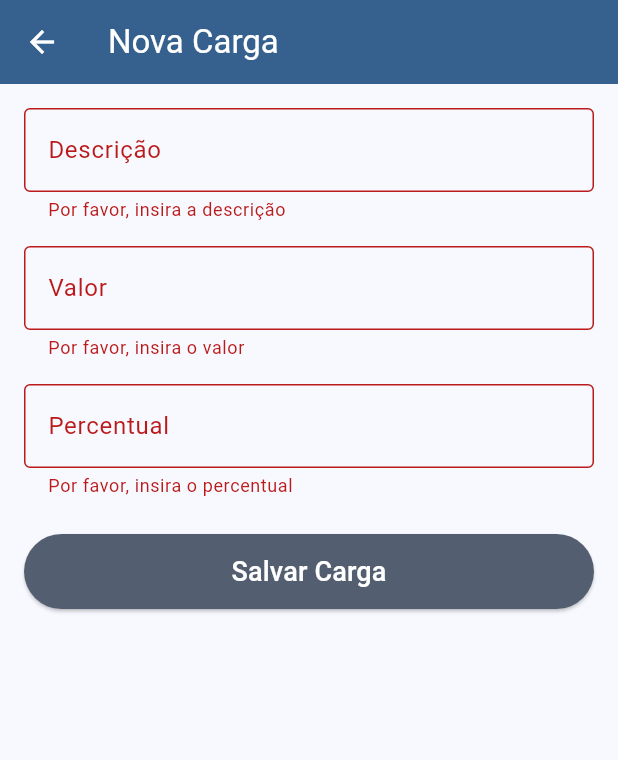
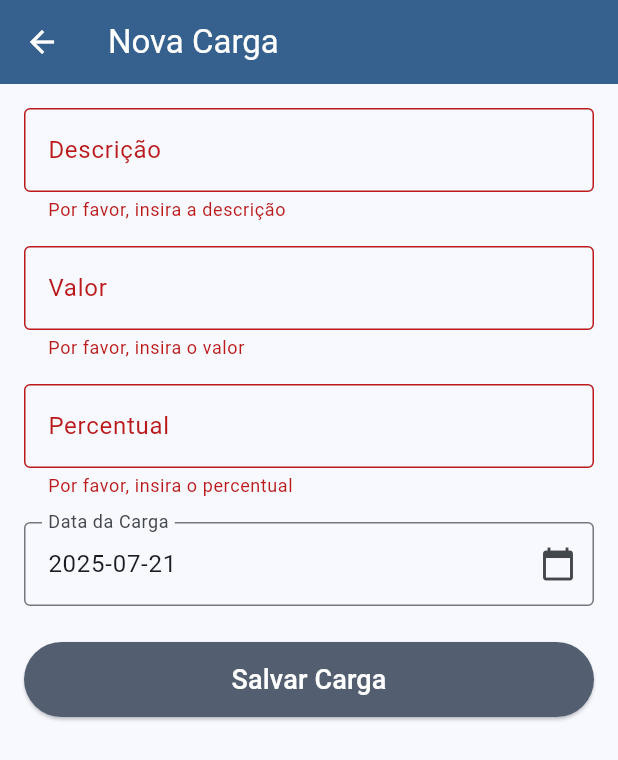
Before and after one commit to klyntonfaustino/app-comissoes-frontend, a Flutter app: the NovaCargaScreen screen opened directly, after a tap on "Salvar Carga", on a phone screen of 412 x 824 dp. Shown: the top 760 px of the screen. Run offline on Flutter 3.47's test engine with Material 3 defaults, Android fonts, the phone set to English and light mode, and no system bars; network calls fail.

Commit message:
feat: Exibe comissão de carga e melhora parse de dados

```diff
--- a/lib/models/carga.dart
+++ b/lib/models/carga.dart
@@ -1,20 +1,31 @@
+// lib/models/carga.dart
+import 'package:intl/intl.dart';
+
 class Carga {
+  final int? id;
   final String descricao;
   final double valor;
-  final double percentual;
-  final double comissao;
+  final double percentualComissao;
+  final String dataCarga;
+  final double? comissao;
 
   Carga({
+    this.id,
     required this.descricao,
     required this.valor,
-    required this.percentual,
-  }) : comissao = (valor * percentual) / 100;
+    required this.percentualComissao,
+    required this.dataCarga,
+    this.comissao,
+  });
 
   factory Carga.fromJson(Map<String, dynamic> json) {
     return Carga(
+      id: json['id'] as int?,
       descricao: json['descricao'] as String,
       valor: (json['valor'] as num).toDouble(),
-      percentual: (json['percentual'] as num).toDouble(),
+      percentualComissao: (json['percentual_comissao'] as num).toDouble(),
+      dataCarga: json['data_carga'] as String,
+      comissao: (json['comissao'] as num?)?.toDouble(),
     );
   }
 
@@ -22,7 +33,8 @@ class Carga {
     return {
       'descricao': descricao,
       'valor': valor,
-      'percentual_comissao': percentual,
+      'percentual_comissao': percentualComissao,
+      'data_carga': dataCarga,
     };
   }
 }
--- a/lib/screens/home_screen.dart
+++ b/lib/screens/home_screen.dart
@@ -55,6 +55,10 @@ class _HomeScreenState extends State<HomeScreen> {
               itemCount: cargas.length,
               itemBuilder: (context, index) {
                 final carga = cargas[index];
+
+                print(
+                    'DEBUG: Carga ID: ${carga.id}, Descrição: ${carga.descricao}, Comissão (raw): ${carga.comissao}');
+
                 return Card(
                   margin: const EdgeInsets.symmetric(vertical: 8.0),
                   elevation: 4.0,
@@ -73,10 +77,10 @@ class _HomeScreenState extends State<HomeScreen> {
                         const SizedBox(height: 8.0),
                         Text('Valor: R\$ ${carga.valor.toStringAsFixed(2)}'),
                         Text(
-                          'Percentual: ${carga.percentual.toStringAsFixed(2)}%',
+                          'Percentual: ${carga.percentualComissao.toStringAsFixed(2)}%',
                         ),
                         Text(
-                          'Comissão: R\$ ${carga.comissao.toStringAsFixed(2)}',
+                          'Comissão: R\$ ${carga.comissao?.toStringAsFixed(2) ?? 'N/A'}',
                           style: const TextStyle(
                             fontWeight: FontWeight.bold,
                             color: Colors.green,
--- a/lib/screens/nova_carga_screen.dart
+++ b/lib/screens/nova_carga_screen.dart
@@ -1,5 +1,7 @@
+// lib/screens/nova_carga_screen.dart
 import 'package:flutter/material.dart';
-import '../models/carga.dart'; // ajusta o caminho se necessário
+import 'package:intl/intl.dart';
+import '../models/carga.dart';
 import '../services/carga_service.dart';
 
 class NovaCargaScreen extends StatefulWidget {
@@ -17,8 +19,53 @@ class _NovaCargaScreenState extends State<NovaCargaScreen> {
   final TextEditingController _valorController = TextEditingController();
   final TextEditingController _percentualController = TextEditingController();
 
+  // Variáveis e controlador para a data
+  DateTime? _selectedDate;
+  final TextEditingController _dateController = TextEditingController();
+
   // Instância do serviço de cargas
   final CargaService _cargaService = CargaService();
+
+  @override
+  void initState() {
+    super.initState();
+    _descricaoController.addListener(() {
+      setState(() {});
+    });
+    _valorController.addListener(() {
+      setState(() {});
+    });
+    _percentualController.addListener(() {
+      setState(() {});
+    });
+
+    _selectedDate = DateTime.now();
+    _dateController.text = DateFormat('yyyy-MM-dd').format(_selectedDate!);
+  }
+
+  @override
+  void dispose() {
+    _descricaoController.dispose();
+    _valorController.dispose();
+    _percentualController.dispose();
+    _dateController.dispose();
+    super.dispose();
+  }
+
+  Future<void> _selectDate(BuildContext context) async {
+    final DateTime? picked = await showDatePicker(
+      context: context,
+      initialDate: _selectedDate ?? DateTime.now(),
+      firstDate: DateTime(2000),
+      lastDate: DateTime(2101),
+    );
+    if (picked != null && picked != _selectedDate) {
+      setState(() {
+        _selectedDate = picked;
+        _dateController.text = DateFormat('yyyy-MM-dd').format(_selectedDate!);
+      });
+    }
+  }
 
   Future<void> _salvarCarga() async {
     if (_formKey.currentState!.validate()) {
@@ -27,13 +74,26 @@ class _NovaCargaScreenState extends State<NovaCargaScreen> {
         final double valor = double.parse(_valorController.text);
         final double percentual = double.parse(_percentualController.text);
 
+        if (_selectedDate == null) {
+          ScaffoldMessenger.of(context).showSnackBar(
+            const SnackBar(
+                content: Text('Por favor, selecione a data da carga.')),
+          );
+          return;
+        }
+        final String dataCargaStr =
+            DateFormat('yyyy-MM-dd').format(_selectedDate!);
+
         final novaCarga = Carga(
           descricao: descricao,
           valor: valor,
-          percentual: percentual,
+          percentualComissao: percentual,
+          dataCarga: dataCargaStr,
+          id: null,
+          comissao: null,
         );
 
-        await _cargaService.addCarga(novaCarga);
+        await _cargaService.addCargas(novaCarga);
 
         ScaffoldMessenger.of(context).showSnackBar(
           const SnackBar(content: Text('Carga adicionada com sucesso!')),
@@ -49,14 +109,6 @@ class _NovaCargaScreenState extends State<NovaCargaScreen> {
         ).showSnackBar(SnackBar(content: Text('Erro ao adicionar carga: $e')));
       }
     }
-  }
-
-  @override
-  void dispose() {
-    _descricaoController.dispose();
-    _valorController.dispose();
-    _percentualController.dispose();
-    super.dispose();
   }
 
   @override
@@ -122,6 +174,23 @@ class _NovaCargaScreenState extends State<NovaCargaScreen> {
                   return null;
                 },
               ),
+              const SizedBox(height: 16.0),
+              TextFormField(
+                controller: _dateController,
+                readOnly: true,
+                onTap: () => _selectDate(context),
+                decoration: const InputDecoration(
+                  labelText: 'Data da Carga',
+                  border: OutlineInputBorder(),
+                  suffixIcon: Icon(Icons.calendar_today),
+                ),
+                validator: (value) {
+                  if (value == null || value.isEmpty) {
+                    return 'Por favor, selecione a data da carga';
+                  }
+                  return null;
+                },
+              ),
               const SizedBox(height: 24.0),
               ElevatedButton(
                 onPressed: _salvarCarga,
--- a/lib/services/carga_service.dart
+++ b/lib/services/carga_service.dart
@@ -1,22 +1,44 @@
+//Carga service
 import 'dart:convert';
 import 'package:http/http.dart' as http;
 import '../models/carga.dart';
+import 'dart:io' show Platform;
+import 'package:flutter/foundation.dart' show kIsWeb;
+import 'package:intl/intl.dart';
 
 class CargaService {
-  final String _baseUrl = 'http://10.0.2.2:8000/api';
+  late final String _baseUrl;
+
+  CargaService() {
+    if (kIsWeb) {
+      _baseUrl = 'http://localhost:8000/api'; // para web
+    } else if (Platform.isAndroid) {
+      _baseUrl = 'http://10.0.2.2:8000/api'; // para android
+    } else if (Platform.isIOS) {
+      _baseUrl = 'http://localhost:8000/api'; // para iOS
+    } else {
+      _baseUrl =
+          'http://localhost:8000/api'; // para desktop (Windows, macOS, Linux)
+    }
+    print('Base URL configurada para: $_baseUrl');
+  }
 
   Future<List<Carga>> getCargas() async {
+    print('Enviando GET para $_baseUrl/cargas');
     final response = await http.get(Uri.parse('$_baseUrl/cargas'));
 
     if (response.statusCode == 200) {
       List<dynamic> body = json.decode(response.body);
       return body.map((dynamic item) => Carga.fromJson(item)).toList();
     } else {
-      throw Exception('Falha ao carregar as cargas: ${response.statusCode}');
+      print(
+          'Erro ao carregar cargas: Status ${response.statusCode}, Body: ${response.body}');
+      throw Exception('Falha ao carregar cargas: ${response.statusCode}');
     }
   }
 
-  Future<Carga> addCarga(Carga carga) async {
+  Future<Carga> addCargas(Carga carga) async {
+    print('Enviando POST para: $_baseUrl/cargas com dados: ${carga.toJson()}');
     final response = await http.post(
       Uri.parse('$_baseUrl/cargas'),
       headers: {'Content-Type': 'application/json'},
@@ -24,9 +46,13 @@ class CargaService {
     );
 
     if (response.statusCode == 201) {
+      print('Carga adicionada com sucesso: ${response.body}');
       return Carga.fromJson(json.decode(response.body));
     } else {
-      throw Exception('Falha ao adicionar carga: ${response.statusCode}');
+      print(
+          'Erro ao adicionar carga: Status ${response.statusCode}, Detalhes: ${response.body}');
+      throw Exception(
+          'Falha ao adicionar carga: ${response.statusCode}, Detalhes: ${response.body}');
     }
   }
 }
--- a/pubspec.yaml
+++ b/pubspec.yaml
@@ -2,7 +2,7 @@ name: app_comissoes_frontend
 description: "A new Flutter project."
 # The following line prevents the package from being accidentally published to
 # pub.dev using `flutter pub publish`. This is preferred for private packages.
-publish_to: 'none' # Remove this line if you wish to publish to pub.dev
+publish_to: "none" # Remove this line if you wish to publish to pub.dev
 
 # The following defines the version and build number for your application.
 # A version number is three numbers separated by dots, like 1.2.43
@@ -19,7 +19,7 @@ publish_to: 'none' # Remove this line if you wish to publish to pub.dev
 version: 1.0.0+1
 
 environment:
-  sdk: '>=3.4.3 <4.0.0'
+  sdk: ">=3.4.3 <4.0.0"
 
 # Dependencies specify other packages that your package needs in order to work.
 # To automatically upgrade your package dependencies to the latest versions
@@ -31,6 +31,7 @@ dependencies:
   flutter:
     sdk: flutter
   http: ^1.2.1
+  intl: ^0.19.0
   # The following adds the Cupertino Icons font to your application.
   # Use with the CupertinoIcons class for iOS style icons.
   cupertino_icons: ^1.0.8
@@ -51,7 +52,6 @@ dev_dependencies:
 
 # The following section is specific to Flutter packages.
 flutter:
-
   # The following line ensures that the Material Icons font is
   # included with your application, so that you can use the icons in
   # the material Icons class.
```
Also changed, not shown: pubspec.lock, 1 other file.
